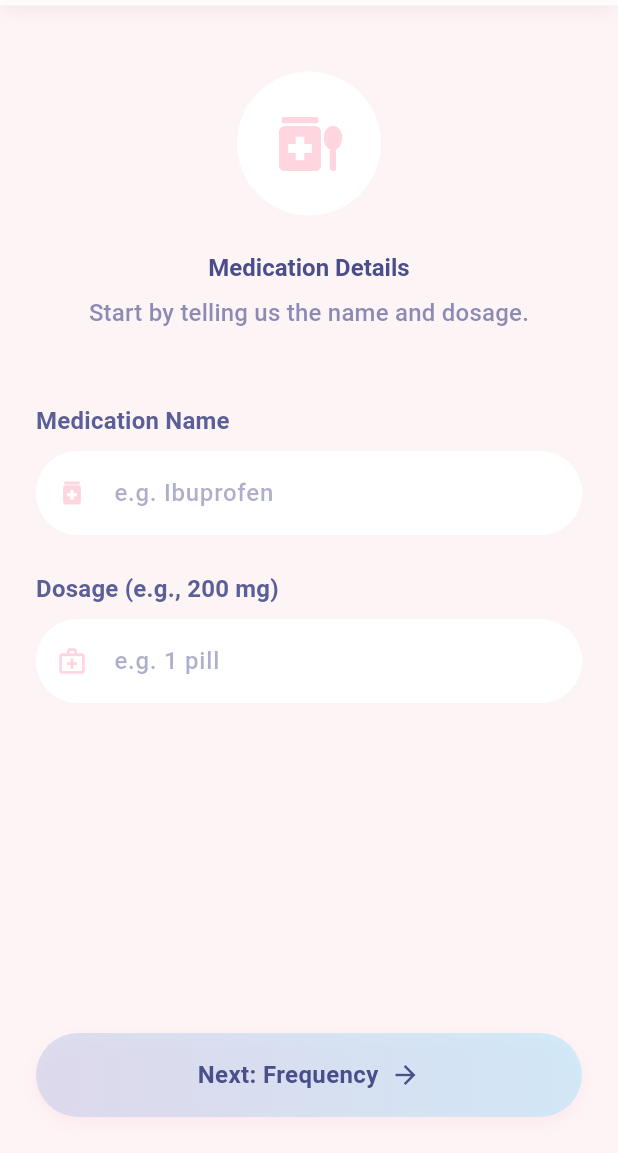
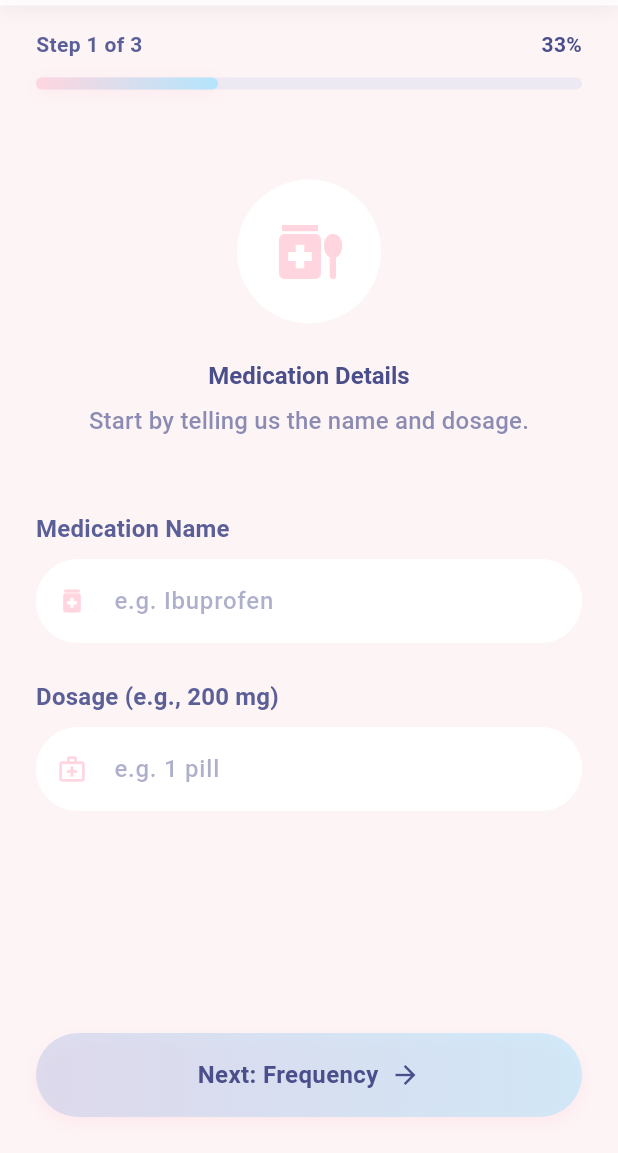
Before and after one commit to grycmat/med-track-v2, a Flutter app: the AddMedicationScreen screen opened directly, on a phone screen of 412 x 824 dp, the part 83-1236 px from its top. Run offline on Flutter 3.47's test engine with Material 3 defaults, Android fonts, the phone set to English and light mode, and no system bars; Roboto replaces fonts that are missing (Manrope).

Commit message:
add animated step progress bar to medication wizard

```diff
--- a/lib/screens/add_medication/add_medication.screen.dart
+++ b/lib/screens/add_medication/add_medication.screen.dart
@@ -4,6 +4,7 @@ import 'package:med_track_v2/screens/add_medication/medication_frequency.view.da
 import 'package:med_track_v2/screens/add_medication/medication_review.view.dart';
 import 'package:med_track_v2/viewmodels/add_medication_viewmodel.dart';
 import 'package:med_track_v2/widgets/custom_app_bar.widget.dart';
+import 'package:med_track_v2/widgets/step_progress_bar.widget.dart';
 import 'package:provider/provider.dart';
 
 class AddMedicationScreen extends StatefulWidget {
@@ -15,6 +16,33 @@ class AddMedicationScreen extends StatefulWidget {
 
 class _AddMedicationScreenState extends State<AddMedicationScreen> {
   final PageController _pageController = PageController();
+  int _currentStep = 1;
+  static const int _totalSteps = 3;
+
+  @override
+  void initState() {
+    super.initState();
+    _pageController.addListener(_onPageChanged);
+  }
+
+  void _onPageChanged() {
+    final page = _pageController.page;
+    if (page != null) {
+      final newStep = page.round() + 1;
+      if (newStep != _currentStep) {
+        setState(() {
+          _currentStep = newStep;
+        });
+      }
+    }
+  }
+
+  @override
+  void dispose() {
+    _pageController.removeListener(_onPageChanged);
+    _pageController.dispose();
+    super.dispose();
+  }
 
   @override
   Widget build(BuildContext context) {
@@ -25,12 +53,26 @@ class _AddMedicationScreenState extends State<AddMedicationScreen> {
           greeting: 'Add Medication',
           userName: 'User Name',
         ),
-        body: PageView(
-          controller: _pageController,
+        body: Column(
           children: [
-            MedicationDetailsView(pageController: _pageController),
-            MedicationFrequencyView(pageController: _pageController),
-            MedicationReviewView(pageController: _pageController),
+            Padding(
+              padding: const EdgeInsets.symmetric(horizontal: 24, vertical: 16),
+              child: StepProgressBar(
+                currentStep: _currentStep,
+                totalSteps: _totalSteps,
+              ),
+            ),
+            Expanded(
+              child: PageView(
+                physics: const NeverScrollableScrollPhysics(),
+                controller: _pageController,
+                children: [
+                  MedicationDetailsView(pageController: _pageController),
+                  MedicationFrequencyView(pageController: _pageController),
+                  MedicationReviewView(pageController: _pageController),
+                ],
+              ),
+            ),
           ],
         ),
       ),
--- /dev/null
+++ b/lib/widgets/step_progress_bar.widget.dart
@@ -0,0 +1,147 @@
+import 'package:flutter/material.dart';
+import 'package:med_track_v2/theme/app_colors.dart';
+
+class StepProgressBar extends StatefulWidget {
+  final int currentStep;
+  final int totalSteps;
+
+  const StepProgressBar({
+    super.key,
+    required this.currentStep,
+    required this.totalSteps,
+  });
+
+  @override
+  State<StepProgressBar> createState() => _StepProgressBarState();
+}
+
+class _StepProgressBarState extends State<StepProgressBar>
+    with SingleTickerProviderStateMixin {
+  late AnimationController _controller;
+  late Animation<double> _progressAnimation;
+  int _previousStep = 1;
+
+  @override
+  void initState() {
+    super.initState();
+    _controller = AnimationController(
+      duration: const Duration(milliseconds: 400),
+      vsync: this,
+    );
+    _progressAnimation = Tween<double>(
+      begin: 0.0,
+      end: widget.currentStep / widget.totalSteps,
+    ).animate(CurvedAnimation(
+      parent: _controller,
+      curve: Curves.easeOutCubic,
+    ));
+    _controller.forward();
+  }
+
+  @override
+  void didUpdateWidget(StepProgressBar oldWidget) {
+    super.didUpdateWidget(oldWidget);
+    if (oldWidget.currentStep != widget.currentStep) {
+      _previousStep = oldWidget.currentStep;
+      _controller.reset();
+      _progressAnimation = Tween<double>(
+        begin: _previousStep / widget.totalSteps,
+        end: widget.currentStep / widget.totalSteps,
+      ).animate(CurvedAnimation(
+        parent: _controller,
+        curve: Curves.easeOutCubic,
+      ));
+      _controller.forward();
+    }
+  }
+
+  @override
+  void dispose() {
+    _controller.dispose();
+    super.dispose();
+  }
+
+  @override
+  Widget build(BuildContext context) {
+    final theme = Theme.of(context);
+    final isDark = theme.brightness == Brightness.dark;
+
+    return Column(
+      children: [
+        Row(
+          mainAxisAlignment: MainAxisAlignment.spaceBetween,
+          children: [
+            Text(
+              'Step ${widget.currentStep} of ${widget.totalSteps}',
+              style: theme.textTheme.bodyMedium?.copyWith(
+                fontWeight: FontWeight.w600,
+                color: isDark ? AppColors.darkText : AppColors.lightText,
+              ),
+            ),
+            AnimatedSwitcher(
+              duration: const Duration(milliseconds: 300),
+              transitionBuilder: (child, animation) {
+                return FadeTransition(
+                  opacity: animation,
+                  child: ScaleTransition(
+                    scale: animation,
+                    child: child,
+                  ),
+                );
+              },
+              child: Text(
+                '${((widget.currentStep / widget.totalSteps) * 100).round()}%',
+                key: ValueKey<int>(widget.currentStep),
+                style: theme.textTheme.bodyMedium?.copyWith(
+                  fontWeight: FontWeight.w700,
+                  color: isDark ? AppColors.darkHeader : AppColors.lightHeader,
+                ),
+              ),
+            ),
+          ],
+        ),
+        const SizedBox(height: 12),
+        Container(
+          width: double.infinity,
+          height: 8,
+          decoration: BoxDecoration(
+            color: isDark
+                ? AppColors.darkAccent
+                : AppColors.lightSecondary.withOpacity(0.3),
+            borderRadius: BorderRadius.circular(4),
+          ),
+          child: AnimatedBuilder(
+            animation: _progressAnimation,
+            builder: (context, child) {
+              return Align(
+                alignment: Alignment.centerLeft,
+                child: FractionallySizedBox(
+                  widthFactor: _progressAnimation.value,
+                  child: Container(
+                    height: 8,
+                    decoration: BoxDecoration(
+                      gradient: isDark
+                          ? AppColors.darkGradient
+                          : AppColors.lightGradient,
+                      borderRadius: BorderRadius.circular(4),
+                      boxShadow: [
+                        BoxShadow(
+                          color: (isDark
+                                  ? AppColors.darkPrimary
+                                  : AppColors.lightPrimary)
+                              .withOpacity(0.4),
+                          blurRadius: 8,
+                          offset: const Offset(0, 2),
+                        ),
+                      ],
+                    ),
+                  ),
+                ),
+              );
+            },
+          ),
+        ),
+      ],
+    );
+  }
+}
```
